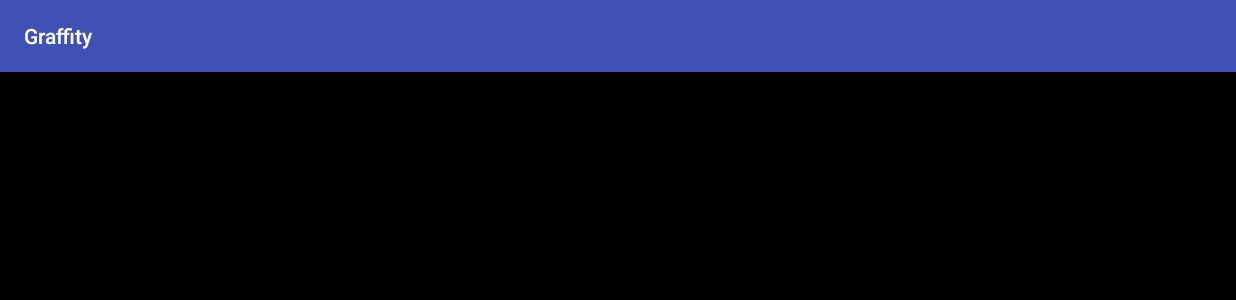
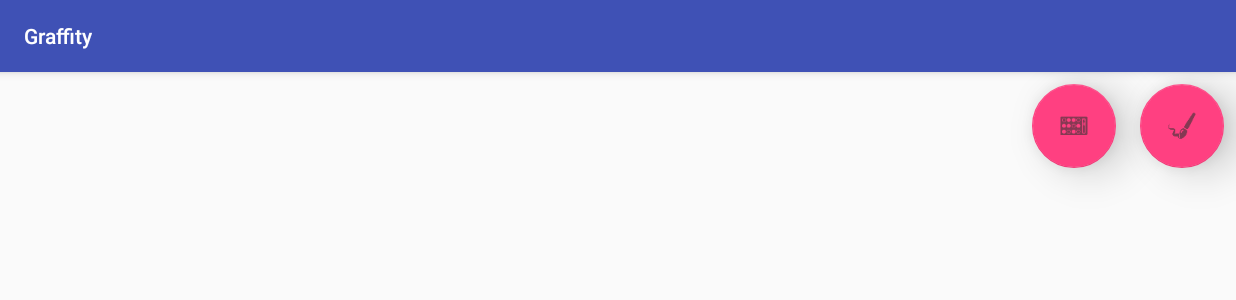
Before and after one commit to Hibsicus/CanvasDrawForAndroid, an Android app: the screen it shows after launch (DisplayActivity), on a phone screen of 824 x 412 dp (held sideways). Shown: the top 300 px of the screen. Run offline under Robolectric (Android 15) with nearby library versions, the phone set to English and light mode, and no system bars.

Commit message:
調色盤完成(測試版)，新增元件以及點擊事件

```diff
--- a/app/build.gradle
+++ b/app/build.gradle
@@ -36,4 +36,5 @@ dependencies {
     })
     compile 'com.android.support:appcompat-v7:25.3.1'
     testCompile 'junit:junit:4.12'
+    compile 'com.android.support:design:25.1.1'
 }
--- a/app/src/main/java/com/example/user/graffity/CustomWidget/CustomWidget/CanvasDraw.java
+++ b/app/src/main/java/com/example/user/graffity/CustomWidget/CustomWidget/CanvasDraw.java
@@ -21,6 +21,7 @@ public class CanvasDraw extends View {
     private static final int MIN_MOVE_DIS = 5;
 
     private float preX, preY, dx, dy;
+    private float x, y;
 
     private int NavigationHeight;
     private int ActionBarHeight;
@@ -30,7 +31,10 @@ public class CanvasDraw extends View {
     Bitmap mBitmap;
     Path mPath;
 
+    int smallRadiu;
+    Paint SmallRadiuPaint;
 
+    boolean isTouch;
 
     public CanvasDraw(Context context) {
         super(context);
@@ -41,6 +45,9 @@ public class CanvasDraw extends View {
 
 //        ActionBarHeight = getResources().getDimensionPixelSize(getResources().getIdentifier("status_bar_height", "dimen", "android"));
 //        NavigationHeight = getResources().getDimensionPixelSize(getResources().getIdentifier("navigation_bar_height", "dimen", "android"));
+
+        isTouch = false;
+        smallRadiu = 6;
 
         mBitmap =  mBitmap.createBitmap(getResources().getDisplayMetrics().widthPixels, getResources().getDisplayMetrics().heightPixels, Bitmap.Config.ARGB_8888);
         mCanvas = new Canvas(mBitmap);
@@ -53,20 +60,29 @@ public class CanvasDraw extends View {
         mPaint.setStrokeCap(Paint.Cap.ROUND);
         mPaint.setStyle(Paint.Style.STROKE);
 
+        SmallRadiuPaint = new Paint(Paint.ANTI_ALIAS_FLAG | Paint.DITHER_FLAG);
+        SmallRadiuPaint.setColor(Color.BLACK);
+        SmallRadiuPaint.setStrokeWidth(1);
+        SmallRadiuPaint.setStrokeJoin(Paint.Join.ROUND);
+        SmallRadiuPaint.setStrokeCap(Paint.Cap.ROUND);
+        SmallRadiuPaint.setStyle(Paint.Style.STROKE);
+
         mPath = new Path();
     }
 
     @Override
     protected void onDraw(Canvas canvas) {
         canvas.drawBitmap(mBitmap, 0, 0, null);
+        if(isTouch)
+            canvas.drawCircle(x,y,smallRadiu,SmallRadiuPaint);
         mCanvas.drawPath(mPath, mPaint);
     }
 
     @Override
     public boolean onTouchEvent(MotionEvent event) {
 
-        float x = event.getX();
-        float y = event.getY();
+        x = event.getX();
+        y = event.getY();
 
         switch(event.getAction())
         {
@@ -74,6 +90,7 @@ public class CanvasDraw extends View {
                 mPath.moveTo(x,y);
                 preX = x;
                 preY = y;
+                isTouch = true;
                 break;
             case MotionEvent.ACTION_MOVE:
                 dx = Math.abs(x - preX);
@@ -85,6 +102,9 @@ public class CanvasDraw extends View {
                     preY = y;
                 }
                 break;
+            case MotionEvent.ACTION_UP:
+                isTouch = false;
+                break;
         }
         invalidate();
         return true;
--- a/app/src/main/java/com/example/user/graffity/CustomWidget/DisplayPackage/DisplayActivity.java
+++ b/app/src/main/java/com/example/user/graffity/CustomWidget/DisplayPackage/DisplayActivity.java
@@ -3,16 +3,26 @@ package com.example.user.graffity.CustomWidget.DisplayPackage;
 import android.app.Fragment;
 import android.app.FragmentManager;
 import android.app.FragmentTransaction;
+import android.content.DialogInterface;
 import android.os.Build;
 import android.os.Bundle;
 import android.os.PersistableBundle;
 import android.support.annotation.Nullable;
+import android.support.design.widget.FloatingActionButton;
+import android.support.v7.app.AlertDialog;
 import android.support.v7.app.AppCompatActivity;
+import android.util.Log;
 import android.view.View;
 import android.view.ViewGroup;
 
+import com.example.user.graffity.CustomWidget.CustomWidget.ColorPicker;
 import com.example.user.graffity.CustomWidget.Fragment.CanvasFragment;
+import com.example.user.graffity.CustomWidget.State.BrushState;
+import com.example.user.graffity.CustomWidget.State.CanvasState;
+import com.example.user.graffity.CustomWidget.State.EraserState;
 import com.example.user.graffity.R;
+
+import java.util.zip.Inflater;
 
 /**
  * Created by User on 2017/6/8.
@@ -20,14 +30,22 @@ import com.example.user.graffity.R;
 
 public class DisplayActivity extends AppCompatActivity {
 
+    CanvasState CurrentState;
+
     CanvasFragment canvasFragment;
 
+
+    ColorPicker ColorPickerDialog;
+    FloatingActionButton Brush_Eraser;
+    FloatingActionButton ColorPicker;
 
     @Override
     protected void onCreate(@Nullable Bundle savedInstanceState) {
         super.onCreate(savedInstanceState);
         setContentView(R.layout.activity_main);
 
+        SetInit();
+        SetEvent();
         ShowCanvas();
     }
 
@@ -47,6 +65,65 @@ public class DisplayActivity extends AppCompatActivity {
         }
     }
 
+    private void SetInit()
+    {
+        CurrentState = new BrushState();
+//        mColorPicker = (ColorPicker) findViewById(R.id.color_picker);
+//        mColorPicker.setOnColorChangedListener(new ColorPicker.OnColorChangedListener() {
+//            @Override
+//            public void onColorChanged(int color) {
+//
+//            }
+//        });
+
+        Brush_Eraser = (FloatingActionButton) findViewById(R.id.brush_eraser);
+        ColorPicker = (FloatingActionButton) findViewById(R.id.color_picker_btn);
+    }
+
+    private void SetEvent()
+    {
+        //筆刷和橡皮擦
+        Brush_Eraser.setOnClickListener(new View.OnClickListener() {
+            @Override
+            public void onClick(View v) {
+                CurrentState = CurrentState.ChangeState(Brush_Eraser);
+            }
+        });
+
+        //調色盤
+        ColorPicker.setOnClickListener(new View.OnClickListener() {
+            @Override
+            public void onClick(View v) {
+                //設置Layout和調色盤的點擊事件
+                View dialogView = getLayoutInflater().inflate(R.layout.colorpicker_dialog, null);
+                ColorPickerDialog = (ColorPicker) dialogView.findViewById(R.id.color_picker);
+                ColorPickerDialog.setOnColorChangedListener(new ColorPicker.OnColorChangedListener() {
+                    @Override
+                    public void onColorChanged(int color) {
+
+                    }
+                });
+                AlertDialog.Builder dialog = new AlertDialog.Builder(DisplayActivity.this);
+                dialog.setView(dialogView);
+                dialog.setTitle("調色盤");
+                dialog.setCancelable(false);
+                dialog.setPositiveButton("確認", new DialogInterface.OnClickListener() {
+                    @Override
+                    public void onClick(DialogInterface dialog, int which) {
+
+                    }
+                });
+                dialog.setNegativeButton("取消", new DialogInterface.OnClickListener() {
+                    @Override
+                    public void onClick(DialogInterface dialog, int which) {
+
+                    }
+                });
+                dialog.show();
+            }
+        });
+    }
+
     private void ShowCanvas()
     {
         FragmentManager manager = getFragmentManager();
@@ -55,4 +132,6 @@ public class DisplayActivity extends AppCompatActivity {
         transaction.replace(R.id.main_layout, canvasFragment);
         transaction.commit();
     }
+
+
 }
--- /dev/null
+++ b/app/src/main/java/com/example/user/graffity/CustomWidget/State/CanvasState.java
@@ -0,0 +1,14 @@
+package com.example.user.graffity.CustomWidget.State;
+
+import android.content.Context;
+import android.support.design.widget.FloatingActionButton;
+
+/**
+ * Created by PIPOLE_VR19 on 2017/6/21.
+ */
+
+public abstract class CanvasState {
+    abstract public CanvasState ChangeState(FloatingActionButton changed);
+    abstract public void HandleState();
+    abstract public float GetStateValue();
+}
--- a/app/src/main/res/layout/activity_main.xml
+++ b/app/src/main/res/layout/activity_main.xml
@@ -1,10 +1,30 @@
 <?xml version="1.0" encoding="utf-8"?>
 <RelativeLayout xmlns:android="http://schemas.android.com/apk/res/android"
+    xmlns:colorpicker="http://schemas.android.com/apk/res-auto"
     android:orientation="vertical" android:layout_width="match_parent"
-    android:layout_height="match_parent"
-    android:background="@android:color/black">
+    android:layout_height="match_parent">
 
+    <android.support.design.widget.FloatingActionButton
+        android:id="@+id/brush_eraser"
+        android:layout_width="wrap_content"
+        android:layout_height="wrap_content"
+        android:layout_alignParentRight="true"
+        android:layout_alignParentTop="true"
+        android:layout_margin="8dp"
+        android:scaleType="centerInside"
+        android:src="@drawable/brush_256"
+        colorpicker:elevation="16dp" />
 
+    <android.support.design.widget.FloatingActionButton
+        android:id="@+id/color_picker_btn"
+        android:layout_width="wrap_content"
+        android:layout_height="wrap_content"
+        android:layout_alignParentTop="true"
+        android:layout_toLeftOf="@+id/brush_eraser"
+        android:layout_margin="8dp"
+        android:scaleType="centerInside"
+        android:src="@drawable/palette_256"
+        colorpicker:elevation="16dp" />
 
     <FrameLayout
         android:id = "@+id/main_layout"
@@ -12,4 +32,15 @@
         android:layout_height="match_parent">
     </FrameLayout>
 
+    <!--<com.example.user.graffity.CustomWidget.CustomWidget.ColorPicker-->
+        <!--android:id="@+id/color_picker"-->
+        <!--android:layout_width="wrap_content"-->
+        <!--android:layout_height="wrap_content"-->
+        <!--android:layout_centerVertical="true"-->
+        <!--android:layout_centerHorizontal="true"-->
+        <!--colorpicker:center_color="@android:color/black"-->
+        <!--colorpicker:circle_radius="150dp"-->
+        <!--colorpicker:center_radius="10dp"-->
+        <!--/>-->
+
 </RelativeLayout>
```
Also changed, not shown: app/src/main/java/com/example/user/graffity/CustomWidget/CustomWidget/ColorPicker.java (+29 -0 lines), app/src/main/java/com/example/user/graffity/CustomWidget/State/BrushState.java (added, +28 -0 lines), app/src/main/java/com/example/user/graffity/CustomWidget/State/EraserState.java (added, +27 -0 lines), app/src/main/res/layout/colorpicker_dialog.xml (added, +16 -0 lines).
